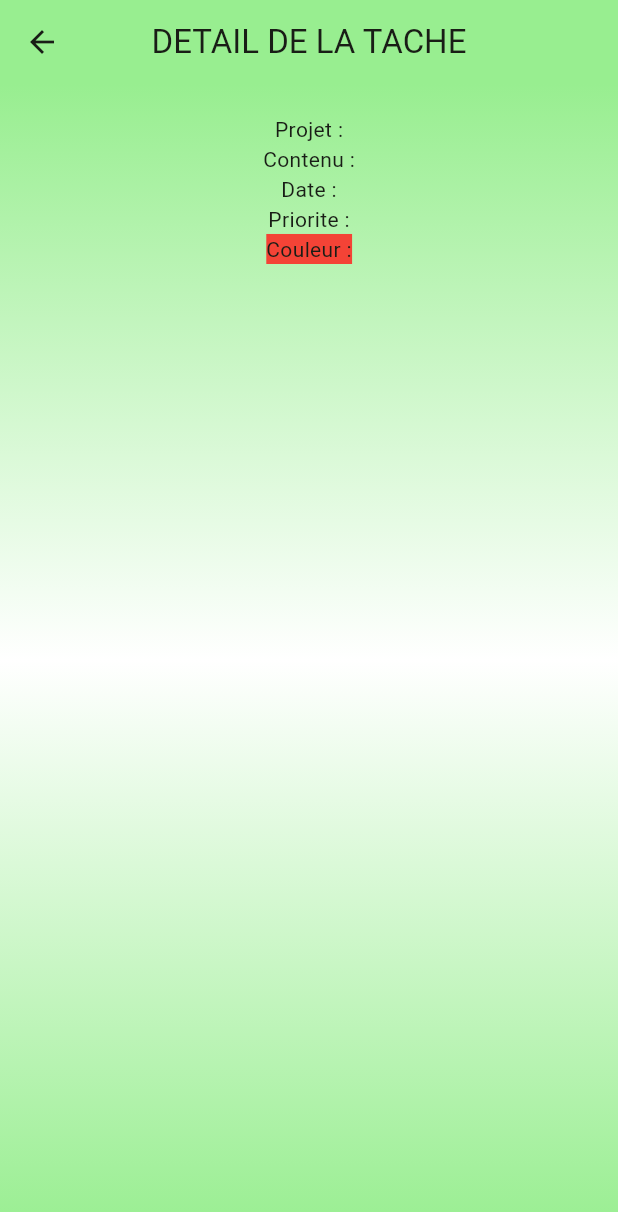
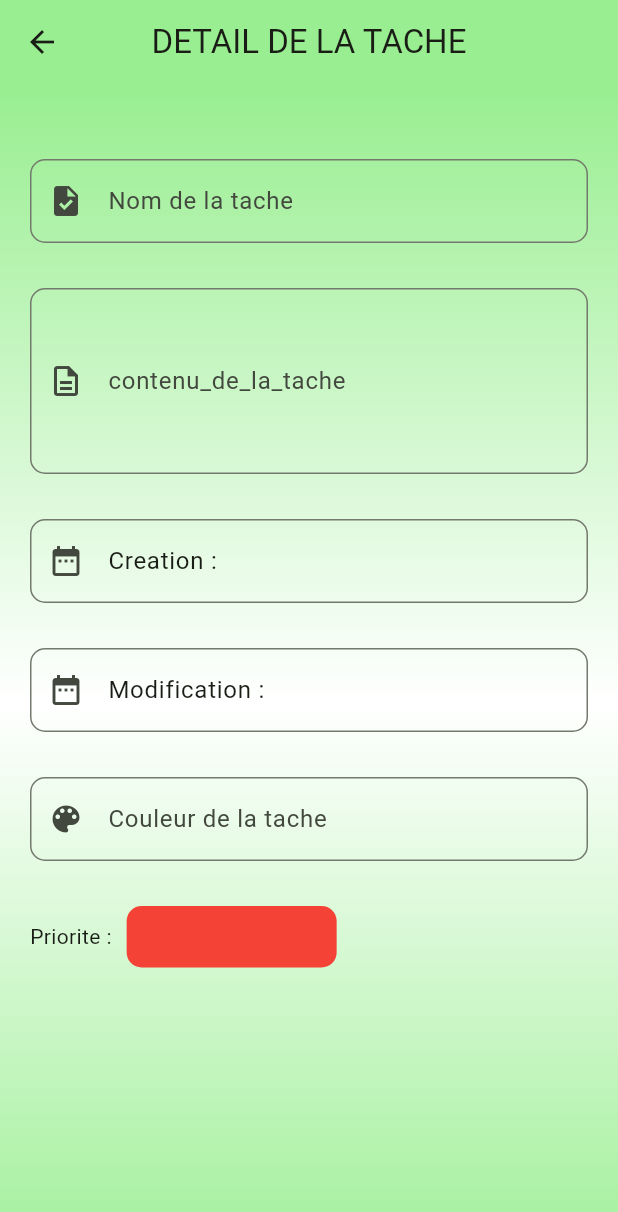
Before and after one commit to OmarDIOP0/tasker-app-force-n, a Flutter app: the DetailTask screen opened directly with empty values, on a phone screen of 412 x 824 dp. Shown: the top 1212 px of the screen. Run offline on Flutter 3.47's test engine with Material 3 defaults, Android fonts, the light colour scheme and no system bars.

Commit message:
ajout de la page de detail

```diff
--- a/lib/main.dart
+++ b/lib/main.dart
@@ -21,7 +21,7 @@ class MyApp extends StatelessWidget {
         colorScheme: ColorScheme.fromSeed(seedColor: lightgreenColor),
         useMaterial3: true,
       ),
-      initialRoute: '/onBoarding',
+      initialRoute: '/',
       onGenerateRoute: RouteGenerator.generateRoute,
     );
   }
--- a/lib/screen/detail_task/detail_task.dart
+++ b/lib/screen/detail_task/detail_task.dart
@@ -21,7 +21,8 @@ class _DetailTaskState extends State<DetailTask> {
       appBar: AppBar(title: const Text("DETAIL DE LA TACHE"),
         centerTitle: true,backgroundColor:verylightgreenColor,
       ),
-      body:Container(
+      body:SingleChildScrollView(
+        child: Container(
           height: MediaQuery.of(context).size.height,
           width: MediaQuery.of(context).size.width,
           decoration: const BoxDecoration(
@@ -34,14 +35,65 @@ class _DetailTaskState extends State<DetailTask> {
           padding: const EdgeInsets.only(top: 20),
           child: Column(
             children: [
-              Text('Projet :${widget.nom_tache}'),
-              Text('Contenu :${widget.contenu}'),
-              Text('Date :${widget.date}'),
-              Text('Priorite :${widget.priorite}'),
-              Text('Couleur :${widget.couleur}',style: TextStyle(backgroundColor: Colors.red),),
+              const SizedBox(height: 30),
+              UICustumProfileForm(
+                value: widget.nom_tache,
+                comment: "Nom de la tache",
+                icon: const Icon(Icons.task),
+              ),
+              const SizedBox(height: 30),
+              Padding(
+                padding:const EdgeInsets.only(left: 20,right: 20),
+                child: TextFormField(
+                  initialValue: widget.contenu,
+                  decoration: InputDecoration(
+                      prefixIcon:const  Icon(Icons.description_outlined),
+                      hintText: "contenu_de_la_tache",
+                      border:  OutlineInputBorder(
+                          borderRadius: BorderRadius.circular(10)
+                      ),
+                      contentPadding: const EdgeInsets.symmetric(vertical: 50,horizontal: 20)
+                  ),
+                ),
+              ),
+              const SizedBox(height: 30),
+              UICustumProfileForm(
+                value: 'Creation :${widget.date}',
+                comment: "Creation de la tache",
+                icon: const Icon(Icons.date_range),
+              ),
+              const SizedBox(height: 30),
+              UICustumProfileForm(
+                value: 'Modification :${widget.date}',
+                comment: "Modification de la tache",
+                icon: const Icon(Icons.date_range),
+              ),
+              const SizedBox(height: 30),
+              UICustumProfileForm(
+                value: widget.couleur,
+                comment: "Couleur de la tache",
+                icon: const Icon(Icons.color_lens),
+              ),
+              const SizedBox(height: 30),
+              Row(
+                children: [
+                  const SizedBox(width: 20),
+                  const Text("Priorite :"),
+                  const SizedBox(width: 10),
+                  Container(
+                    padding:const EdgeInsets.symmetric(vertical: 10,horizontal: 70),
+                    decoration: BoxDecoration(
+                        borderRadius: BorderRadius.circular(10),
+                        color:Colors.red
+                    ),
+                    child: Text(widget.priorite),
+                  ),
+                ],
+              )
             ],
           ),
         ),
+      )
     );
   }
 }
```
Lines whose indentation alone changed are shown as unchanged.
